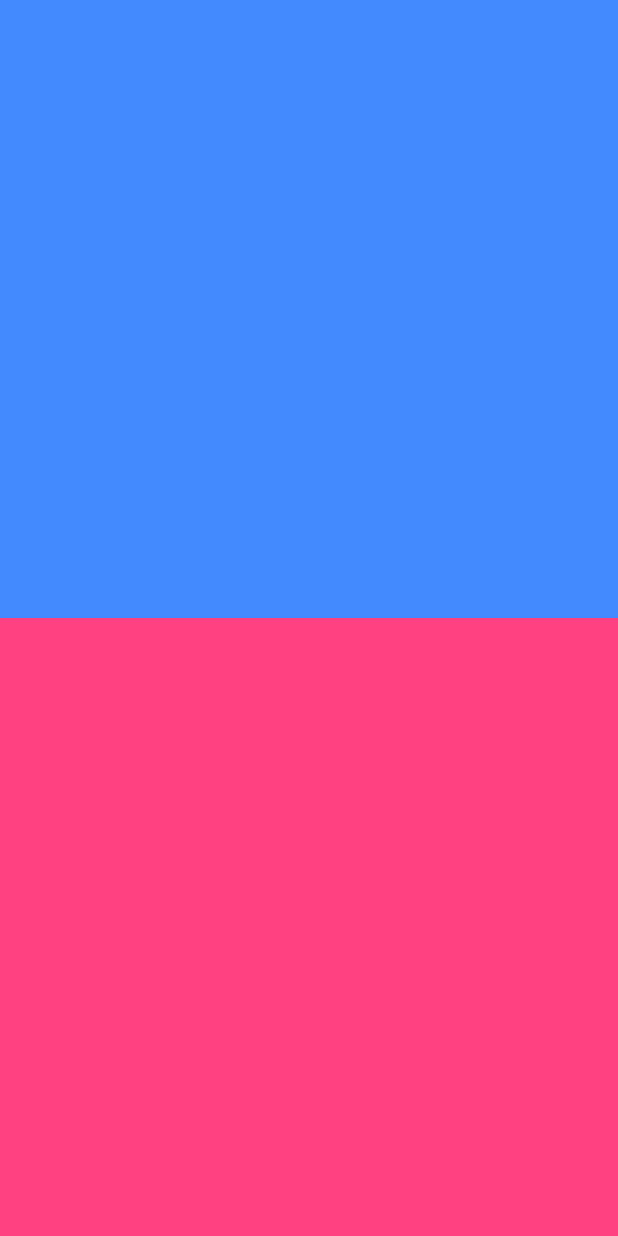
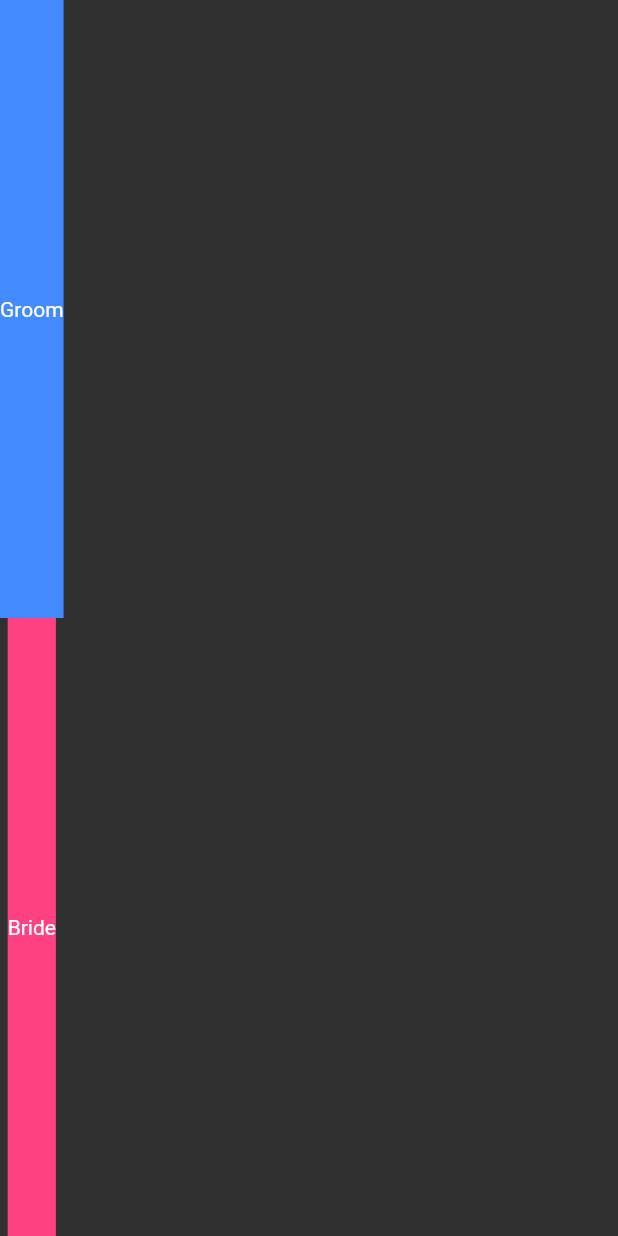
Before and after one commit to vajohn/our-wedding, a Flutter app: the SplitRsvp screen opened by its route, on a phone screen of 412 x 824 dp. Run offline on Flutter 3.47's test engine with Material 2 defaults, Android fonts, the phone set to English and light mode, and no system bars; our stand-ins replace auto_route, font_awesome_flutter.

Commit message:
added sections

```diff
--- a/lib/screens/rsvp.dart
+++ b/lib/screens/rsvp.dart
@@ -64,6 +64,7 @@ class _SplitRsvpState extends State<SplitRsvp> with TickerProviderStateMixin {
             },
             child: Container(
               color: Colors.blueAccent,
+                child: _groomSide()
             ),
           ),
         ),
@@ -80,6 +81,8 @@ class _SplitRsvpState extends State<SplitRsvp> with TickerProviderStateMixin {
             },
             child: Container(
               color: Colors.pinkAccent,
+                child: _brideSide()
+
             ),
           ),
         ),
@@ -104,6 +107,7 @@ class _SplitRsvpState extends State<SplitRsvp> with TickerProviderStateMixin {
             },
             child: Container(
               color: Colors.blueAccent,
+              child: _groomSide()
             ),
           ),
         ),
@@ -120,10 +124,30 @@ class _SplitRsvpState extends State<SplitRsvp> with TickerProviderStateMixin {
             },
             child: Container(
               color: Colors.pinkAccent,
+              child: _brideSide(),
             ),
           ),
         ),
       ],
     );
   }
+
+  Widget _groomSide(){
+    return Column(
+      mainAxisSize: MainAxisSize.max,
+      mainAxisAlignment: MainAxisAlignment.center,
+      children: const [
+         Text('Groom'),
+      ],
+    );
+  }
+  Widget _brideSide(){
+    return Column(
+      mainAxisSize: MainAxisSize.max,
+      mainAxisAlignment: MainAxisAlignment.center,
+      children: const [
+        Text('Bride'),
+      ],
+    );
+  }
 }
```
